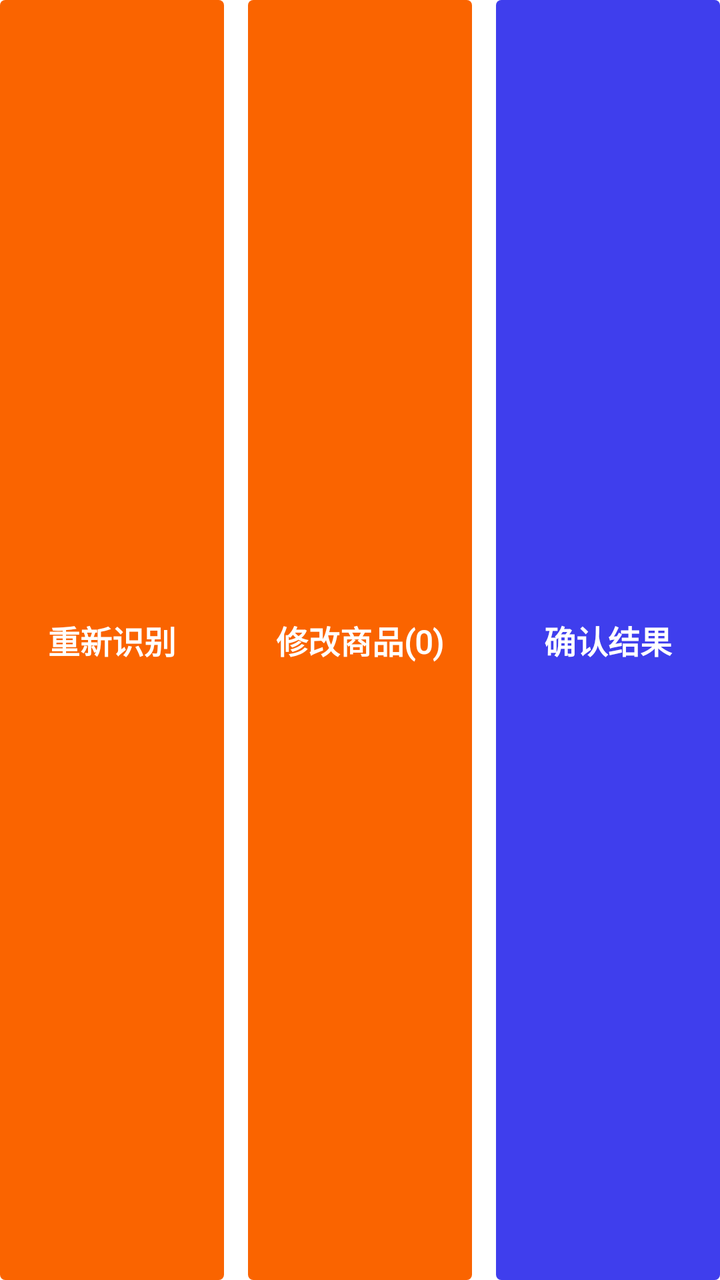
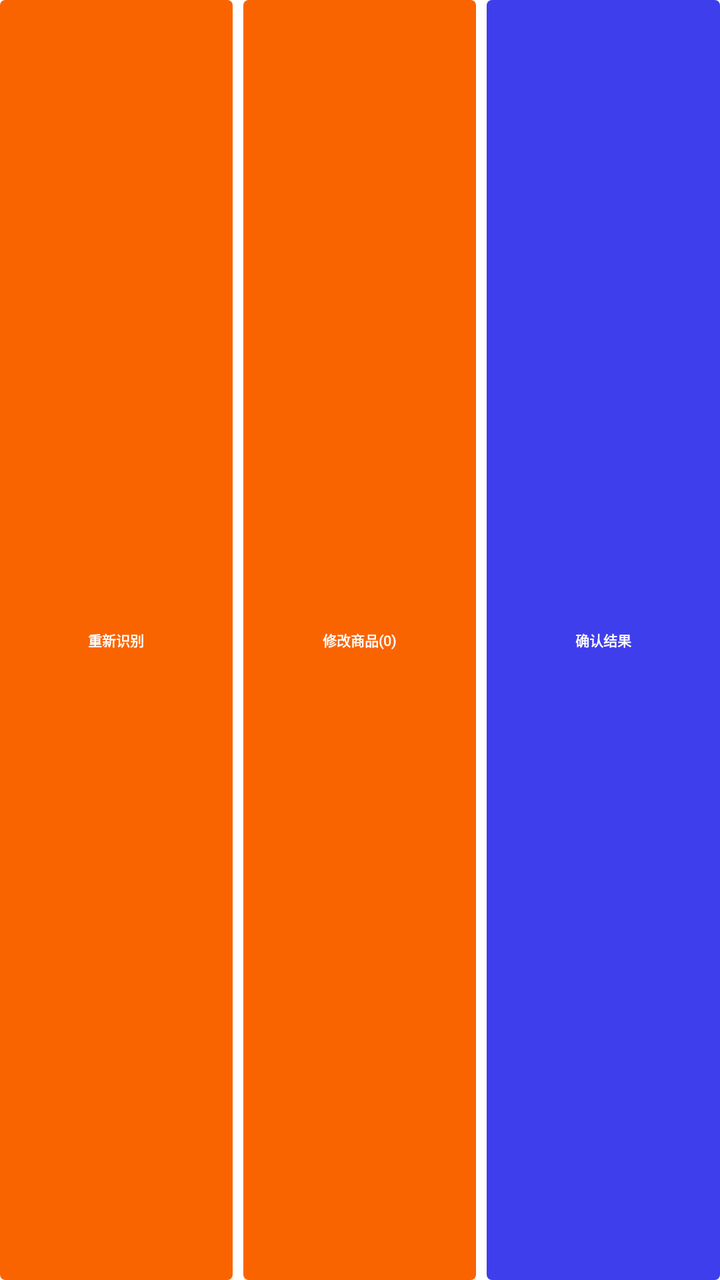

Screens rendered from an Android XML layout before and after an edit, with the pre-edit source and the edit as a unified diff.
<!-- AndroidManifest.xml: application theme AppTheme.NoActionBar -->
<!-- res/layout/checkout_actions.xml -->
<LinearLayout xmlns:android="http://schemas.android.com/apk/res/android" android:layout_width="match_parent" android:layout_height="56dp" android:id="@+id/checkoutActions" android:orientation="horizontal">
  <TextView android:layout_width="0dp" android:layout_height="match_parent" android:text="@string/button_retry_recognition" android:textSize="16sp" android:textColor="#FFFFFF" android:fontFamily="@font/retail_sans" android:includeFontPadding="false" android:id="@+id/retryRecognize" android:layout_weight="1" android:layout_marginStart="0dp" android:background="@drawable/btn_fa6400_radius_3" android:gravity="center" android:textStyle="bold" android:clickable="true" android:focusable="true" android:maxLines="1" android:autoSizeTextType="uniform" android:autoSizeMinTextSize="12sp" android:autoSizeMaxTextSize="16sp" android:autoSizeStepGranularity="1sp" />
  <TextView android:layout_width="0dp" android:layout_height="match_parent" android:text="@string/button_modify_goods_initial" android:textSize="16sp" android:textColor="#FFFFFF" android:fontFamily="@font/retail_sans" android:includeFontPadding="false" android:id="@+id/modifyGoods" android:layout_weight="1" android:layout_marginStart="12dp" android:background="@drawable/btn_fa6400_radius_3" android:gravity="center" android:textStyle="bold" android:clickable="true" android:focusable="true" android:maxLines="1" android:autoSizeTextType="uniform" android:autoSizeMinTextSize="12sp" android:autoSizeMaxTextSize="16sp" android:autoSizeStepGranularity="1sp" />
  <TextView android:layout_width="0dp" android:layout_height="match_parent" android:text="@string/button_confirm_results" android:textSize="16sp" android:textColor="#FFFFFF" android:fontFamily="@font/retail_sans" android:includeFontPadding="false" android:id="@+id/confirm" android:layout_weight="1" android:layout_marginStart="12dp" android:background="@drawable/btn_main_bg" android:gravity="center" android:textStyle="bold" android:clickable="true" android:focusable="true" android:maxLines="1" android:autoSizeTextType="uniform" android:autoSizeMinTextSize="12sp" android:autoSizeMaxTextSize="16sp" android:autoSizeStepGranularity="1sp" />
</LinearLayout>
<!-- resources referenced by this layout -->
<resources>
  <!-- drawable btn_fa6400_radius_3 (drawable) -->
  <?xml version="1.0" encoding="utf-8"?>
  <selector xmlns:android="http://schemas.android.com/apk/res/android">
      
      <item android:drawable="@drawable/btn_fa6400_radius_3_normal" android:state_pressed="false" />
      
      <item android:drawable="@drawable/btn_fa6400_radius_3_pressed" android:state_pressed="true" />
      
      <item android:drawable="@drawable/btn_fa6400_radius_3_normal" />
  </selector>
  <!-- drawable btn_main_bg (drawable) -->
  <?xml version="1.0" encoding="utf-8"?>
  <selector xmlns:android="http://schemas.android.com/apk/res/android">
      
      <item android:drawable="@drawable/btn_main_normal" android:state_pressed="false" />
      
      <item android:drawable="@drawable/btn_main_pressed" android:state_pressed="true" />
      
      <item android:drawable="@drawable/btn_main_normal" />
  </selector>
  <string name="button_confirm_results">确认结果</string>
  <string name="button_modify_goods_initial">修改商品(0)</string>
  <string name="button_retry_recognition">重新识别</string>
  <style name="AppTheme.NoActionBar" parent="Theme.MaterialComponents.NoActionBar">
          <item name="android:windowAnimationStyle">@style/NoPageAnimation</item>
          <item name="android:windowBackground">@color/white</item>
      </style>
  <!-- drawable btn_fa6400_radius_3_normal (drawable) -->
  <?xml version="1.0" encoding="utf-8"?>
  <shape xmlns:android="http://schemas.android.com/apk/res/android">
      <solid android:color="#FA6400" />
      <corners android:radius="@dimen/dp_3" />
  </shape>
  <!-- drawable btn_fa6400_radius_3_pressed (drawable) -->
  <?xml version="1.0" encoding="utf-8"?>
  <shape xmlns:android="http://schemas.android.com/apk/res/android">
      <solid android:color="#88FA6400" />
      <corners android:radius="@dimen/dp_3" />
  </shape>
  <!-- drawable btn_main_normal (drawable) -->
  <?xml version="1.0" encoding="utf-8"?>
  <shape xmlns:android="http://schemas.android.com/apk/res/android">
      <solid android:color="#3F3EED" />
      <corners android:radius="@dimen/dp_3" />
  </shape>
  <!-- drawable btn_main_pressed (drawable) -->
  <?xml version="1.0" encoding="utf-8"?>
  <shape xmlns:android="http://schemas.android.com/apk/res/android">
      <solid android:color="#883F3EED" />
      <corners android:radius="@dimen/dp_3" />
  </shape>
  <style name="NoPageAnimation" parent="android:style/Animation.Activity">
          <item name="android:activityOpenEnterAnimation">@null</item>
          <item name="android:activityOpenExitAnimation">@null</item>
          <item name="android:activityCloseEnterAnimation">@null</item>
          <item name="android:activityCloseExitAnimation">@null</item>
      </style>
  <color name="white">#FFFFFFFF</color>
  <dimen name="dp_3">3dp</dimen>
</resources>

<!-- the commit's change to res/layout/checkout_actions.xml (unified diff, before → after) -->
@@ -1,5 +1,72 @@
-<LinearLayout xmlns:android="http://schemas.android.com/apk/res/android" android:layout_width="match_parent" android:layout_height="56dp" android:id="@+id/checkoutActions" android:orientation="horizontal">
-  <TextView android:layout_width="0dp" android:layout_height="match_parent" android:text="@string/button_retry_recognition" android:textSize="16sp" android:textColor="#FFFFFF" android:fontFamily="@font/retail_sans" android:includeFontPadding="false" android:id="@+id/retryRecognize" android:layout_weight="1" android:layout_marginStart="0dp" android:background="@drawable/btn_fa6400_radius_3" android:gravity="center" android:textStyle="bold" android:clickable="true" android:focusable="true" android:maxLines="1" android:autoSizeTextType="uniform" android:autoSizeMinTextSize="12sp" android:autoSizeMaxTextSize="16sp" android:autoSizeStepGranularity="1sp" />
-  <TextView android:layout_width="0dp" android:layout_height="match_parent" android:text="@string/button_modify_goods_initial" android:textSize="16sp" android:textColor="#FFFFFF" android:fontFamily="@font/retail_sans" android:includeFontPadding="false" android:id="@+id/modifyGoods" android:layout_weight="1" android:layout_marginStart="12dp" android:background="@drawable/btn_fa6400_radius_3" android:gravity="center" android:textStyle="bold" android:clickable="true" android:focusable="true" android:maxLines="1" android:autoSizeTextType="uniform" android:autoSizeMinTextSize="12sp" android:autoSizeMaxTextSize="16sp" android:autoSizeStepGranularity="1sp" />
-  <TextView android:layout_width="0dp" android:layout_height="match_parent" android:text="@string/button_confirm_results" android:textSize="16sp" android:textColor="#FFFFFF" android:fontFamily="@font/retail_sans" android:includeFontPadding="false" android:id="@+id/confirm" android:layout_weight="1" android:layout_marginStart="12dp" android:background="@drawable/btn_main_bg" android:gravity="center" android:textStyle="bold" android:clickable="true" android:focusable="true" android:maxLines="1" android:autoSizeTextType="uniform" android:autoSizeMinTextSize="12sp" android:autoSizeMaxTextSize="16sp" android:autoSizeStepGranularity="1sp" />
+<LinearLayout xmlns:android="http://schemas.android.com/apk/res/android"
+    android:layout_width="match_parent"
+    android:layout_height="@dimen/dp_28"
+    android:id="@+id/checkoutActions"
+    android:orientation="horizontal">
+
+    <TextView
+        android:layout_width="@dimen/dp_0"
+        android:layout_height="match_parent"
+        android:text="@string/button_retry_recognition"
+        android:textSize="@dimen/sp_8"
+        android:textColor="#FFFFFF"
+        android:fontFamily="@font/retail_sans"
+        android:includeFontPadding="false"
+        android:id="@+id/retryRecognize"
+        android:layout_weight="1"
+        android:layout_marginStart="@dimen/dp_0"
+        android:background="@drawable/btn_fa6400_radius_3"
+        android:gravity="center"
+        android:textStyle="bold"
+        android:clickable="true"
+        android:focusable="true"
+        android:maxLines="1"
+        android:autoSizeTextType="uniform"
+        android:autoSizeMinTextSize="@dimen/sp_6"
+        android:autoSizeMaxTextSize="@dimen/sp_8"
+        android:autoSizeStepGranularity="@dimen/sp_0_5" />
+
+    <TextView
+        android:layout_width="@dimen/dp_0"
+        android:layout_height="match_parent"
+        android:text="@string/button_modify_goods_initial"
+        android:textSize="@dimen/sp_8"
+        android:textColor="#FFFFFF"
+        android:fontFamily="@font/retail_sans"
+        android:includeFontPadding="false"
+        android:id="@+id/modifyGoods"
+        android:layout_weight="1"
+        android:layout_marginStart="@dimen/dp_6"
+        android:background="@drawable/btn_fa6400_radius_3"
+        android:gravity="center"
+        android:textStyle="bold"
+        android:clickable="true"
+        android:focusable="true"
+        android:maxLines="1"
+        android:autoSizeTextType="uniform"
+        android:autoSizeMinTextSize="@dimen/sp_6"
+        android:autoSizeMaxTextSize="@dimen/sp_8"
+        android:autoSizeStepGranularity="@dimen/sp_0_5" />
+
+    <TextView
+        android:layout_width="@dimen/dp_0"
+        android:layout_height="match_parent"
+        android:text="@string/button_confirm_results"
+        android:textSize="@dimen/sp_8"
+        android:textColor="#FFFFFF"
+        android:fontFamily="@font/retail_sans"
+        android:includeFontPadding="false"
+        android:id="@+id/confirm"
+        android:layout_weight="1"
+        android:layout_marginStart="@dimen/dp_6"
+        android:background="@drawable/btn_main_bg"
+        android:gravity="center"
+        android:textStyle="bold"
+        android:clickable="true"
+        android:focusable="true"
+        android:maxLines="1"
+        android:autoSizeTextType="uniform"
+        android:autoSizeMinTextSize="@dimen/sp_6"
+        android:autoSizeMaxTextSize="@dimen/sp_8"
+        android:autoSizeStepGranularity="@dimen/sp_0_5" />
 </LinearLayout>
<!-- resource entries referenced after the edit -->
@@ -1,5 +1,11 @@
 <!-- resources referenced by this layout -->
 <resources>
+  <dimen name="dp_0">0dp</dimen>
+  <dimen name="dp_28">28dp</dimen>
+  <dimen name="dp_6">6dp</dimen>
+  <dimen name="sp_0_5">0.5sp</dimen>
+  <dimen name="sp_6">6sp</dimen>
+  <dimen name="sp_8">8sp</dimen>
   <!-- drawable btn_fa6400_radius_3 (drawable) -->
   <?xml version="1.0" encoding="utf-8"?>
   <selector xmlns:android="http://schemas.android.com/apk/res/android">
